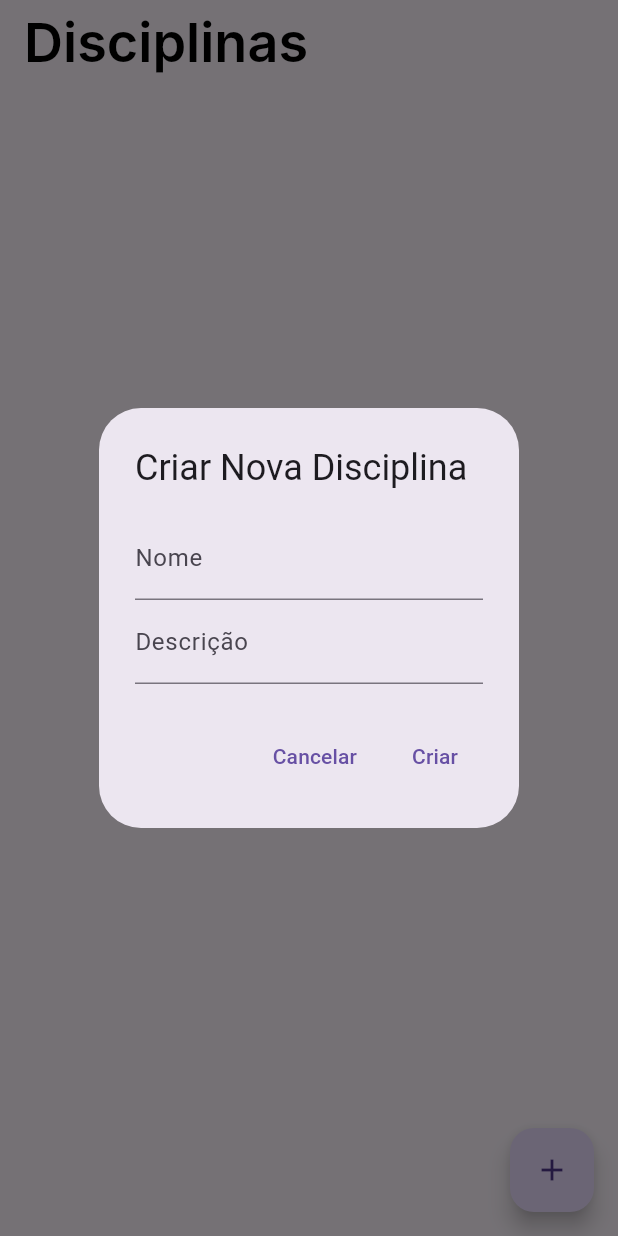
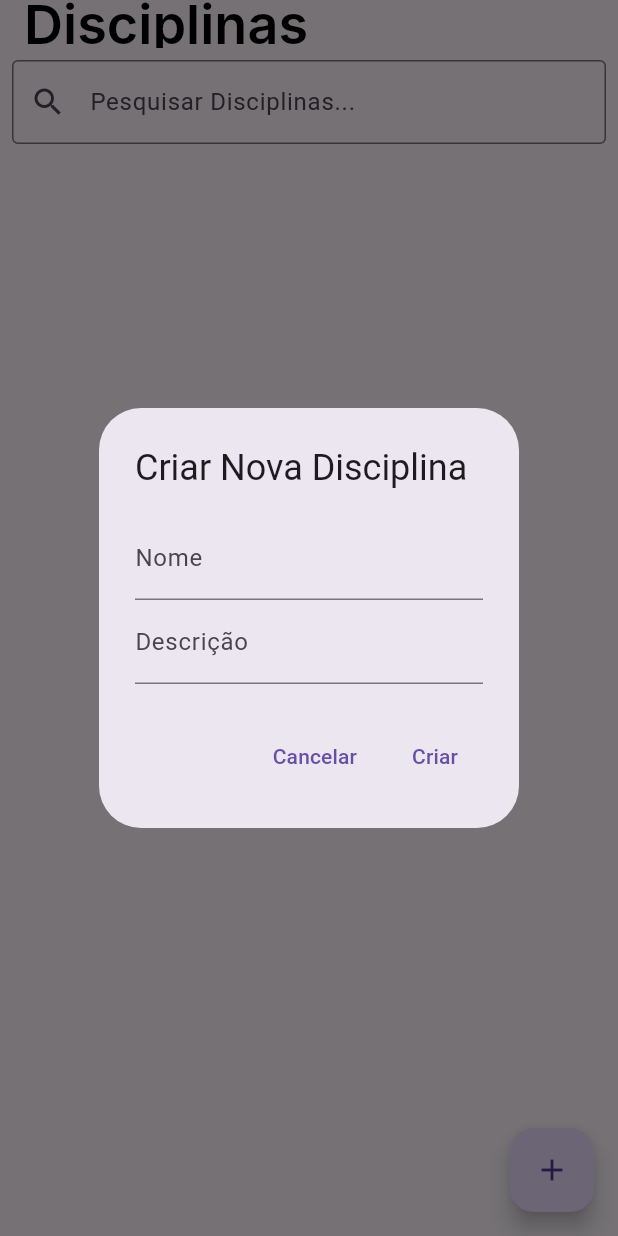
Before and after one commit to DaniellyBenicio/portApp, a Flutter app: the DisciplinesPage screen opened directly, after a tap on the "add" icon, on a phone screen of 412 x 824 dp. Run offline on Flutter 3.47's test engine with Material 3 defaults, Android fonts, the phone set to English and light mode, and no system bars; our stand-ins replace cloud_firestore, firebase_auth, firebase_core, firebase_storage, image_picker, shared_preferences; accounts and stored records are empty; Roboto replaces fonts that are missing (Inter).

Commit message:
feat(disciplines_page): Adicionado listener para o campo de pesquisa

```diff
--- a/my_project/lib/pages/Discipline/DisciplinePage/disciplines_page.dart
+++ b/my_project/lib/pages/Discipline/DisciplinePage/disciplines_page.dart
@@ -14,13 +14,16 @@ class DisciplinesPage extends StatefulWidget {
 class _DisciplinesPageState extends State<DisciplinesPage> {
   final FirestoreService _firestoreService = FirestoreService(); // Instância do serviço Firestore.
   List<Map<String, dynamic>> disciplinas = []; // Lista para armazenar as disciplinas.
+  List<Map<String, dynamic>> disciplinasFiltradas = []; // Lista para armazenar as disciplinas filtradas.
   String? professorUid; // UID do professor autenticado.
+  TextEditingController searchController = TextEditingController(); // Controlador para o campo de pesquisa.
 
   @override
   void initState() {
     super.initState();
     _getCurrentUserUid(); // Busca o UID do professor ao iniciar.
     _fetchDisciplinas(); // Carrega as disciplinas do professor.
+    searchController.addListener(_filterDisciplinas); // Adiciona listener para o campo de pesquisa.
   }
 
   void _getCurrentUserUid() {
@@ -50,10 +53,21 @@ class _DisciplinesPageState extends State<DisciplinesPage> {
             ...doc.data() as Map<String, dynamic>, // Extrai dados do documento
           };
         }).toList();
+        disciplinasFiltradas = disciplinas; // Inicializa a lista filtrada com todas as disciplinas.
       });
     } catch (e) {
       print('Erro ao buscar disciplinas: $e');
     }
+  }
+
+  void _filterDisciplinas() {
+    String query = searchController.text.toLowerCase();
+    setState(() {
+      disciplinasFiltradas = disciplinas.where((disciplina) {
+        return disciplina['nome'].toLowerCase().contains(query) ||
+               disciplina['descricao'].toLowerCase().contains(query);
+      }).toList();
+    });
   }
 
   void _criarDisciplina() {
@@ -113,6 +127,7 @@ class _DisciplinesPageState extends State<DisciplinesPage> {
                       'descricao': descricaoController.text,
                       'codigoAcesso': codigoAcesso,
                     });
+                    _filterDisciplinas(); // Atualiza a lista filtrada.
                   });
                   // Exibe um diálogo com o código de acesso da nova disciplina
                   showDialog(
@@ -261,13 +276,27 @@ class _DisciplinesPageState extends State<DisciplinesPage> {
             height: 1.0,
           ),
         ),
+        bottom: PreferredSize(
+          preferredSize: const Size.fromHeight(48.0),
+          child: Padding(
+            padding: const EdgeInsets.all(8.0),
+            child: TextField(
+              controller: searchController,
+              decoration: const InputDecoration(
+                hintText: 'Pesquisar Disciplinas...',
+                border: OutlineInputBorder(),
+                prefixIcon: Icon(Icons.search),
+              ),
+            ),
+          ),
+        ),
       ),
       body: Padding(
         padding: const EdgeInsets.all(8.0),
         child: ListView.builder(
-          itemCount: disciplinas.length,
+          itemCount: disciplinasFiltradas.length,
           itemBuilder: (context, index) {
-            final disciplina = disciplinas[index];
+            final disciplina = disciplinasFiltradas[index];
             return GestureDetector(
               onTap: () {
                 Navigator.push(
@@ -279,7 +308,6 @@ class _DisciplinesPageState extends State<DisciplinesPage> {
                     ),
                   ),
                 );
-
               },
               child: Card(
                 margin: const EdgeInsets.symmetric(vertical: 8.0),
```
